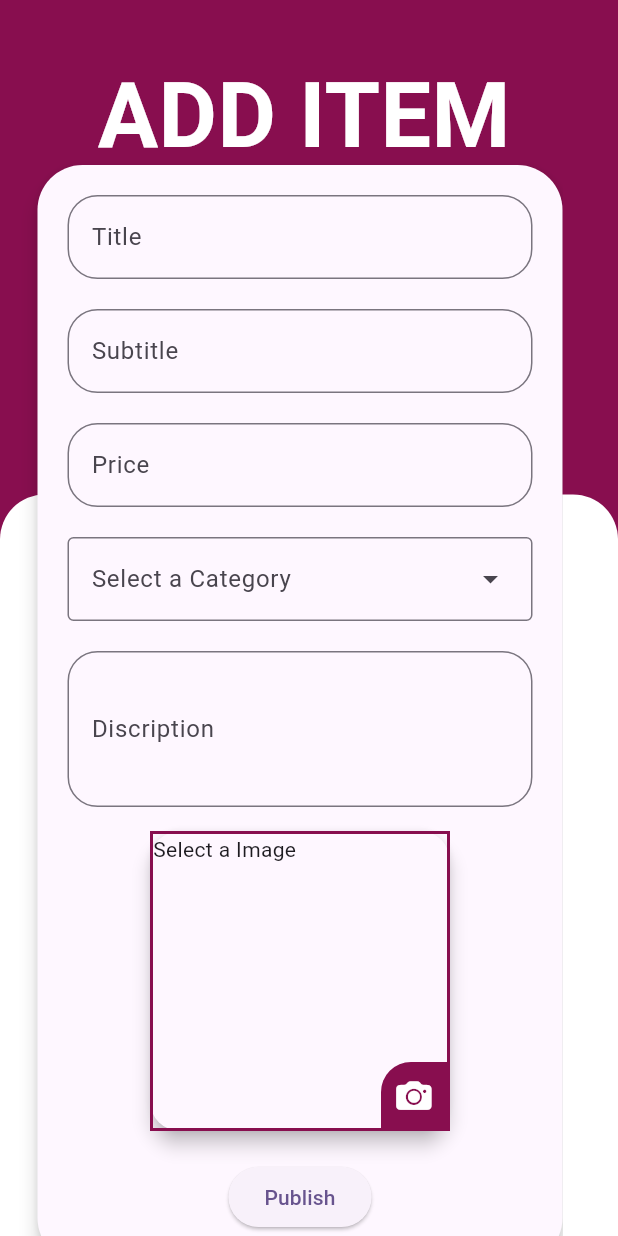
After one commit to nhnahid138/Food_Delivery_App, a Flutter app: the admin screen opened directly, on a phone screen of 412 x 824 dp. The commit adds this screen. Run offline on Flutter 3.47's test engine with Material 3 defaults, Android fonts, the phone set to English and light mode, and no system bars; our stand-ins replace cloud_firestore, curved_navigation_bar, firebase_auth, firebase_core, firebase_storage, image_picker; accounts and stored records are empty.

Commit message:
Add product upload module

```diff
--- /dev/null
+++ b/lib/pages/admin.dart
@@ -0,0 +1,371 @@
+import 'dart:convert';
+import 'dart:io';
+
+import 'package:cloud_firestore/cloud_firestore.dart';
+import 'package:firebase_auth/firebase_auth.dart';
+import 'package:firebase_core/firebase_core.dart';
+import 'package:flutter/cupertino.dart';
+import 'package:flutter/material.dart';
+import 'package:http/http.dart' as http;
+import 'package:image_picker/image_picker.dart';
+
+class admin extends StatefulWidget {
+  const admin({super.key});
+
+  @override
+  State<admin> createState() => _adminState();
+}
+
+class _adminState extends State<admin> {
+
+  TextEditingController title = TextEditingController();
+  TextEditingController subtitle = TextEditingController();
+  TextEditingController price = TextEditingController();
+  TextEditingController discription = TextEditingController();
+  String? category;
+  String? image;
+  File? previewImg;
+  bool imageloading=false;
+  bool done=false;
+
+  final FirebaseFirestore _firestore = FirebaseFirestore.instance;
+
+  Future<void> uploadImg() async {
+
+    try {
+      setState(() {
+        imageloading=true;
+      });
+      final ImagePicker picker = ImagePicker();
+      final XFile? pickedImage = await picker.pickImage(source: ImageSource.gallery);
+
+      if (pickedImage == null) {
+        print('No image selected');
+        return;
+      }
+
+      File imageFile = File(pickedImage.path);
+      previewImg = imageFile;
+
+
+      const cloudName = 'dmpyzazve';
+      const uploadPreset = 'unsigned_upload';
+
+      final url = Uri.parse('https://api.cloudinary.com/v1_1/$cloudName/image/upload');
+
+      final request = http.MultipartRequest('POST', url)
+        ..fields['upload_preset'] = uploadPreset
+        ..files.add(await http.MultipartFile.fromPath('file', imageFile.path));
+
+      final response = await request.send();
+      final resBody = await response.stream.bytesToString();
+
+      if (response.statusCode == 200) {
+        final data = jsonDecode(resBody);
+        setState(() {
+          image = data['secure_url'];
+
+        });
+
+
+      } else {
+        print(' Upload failed: ${response.statusCode}');
+        print(resBody);
+      }
+    } catch (e) {
+      print(' Error uploading: $e');
+    }finally{
+      setState(() {
+        imageloading=false;
+      });
+    }
+  }
+
+  Future<void> addItem()async{
+
+    DocumentSnapshot product= await FirebaseFirestore.instance.collection('admin').doc('product').get();
+    var data = product.data() as Map<String, dynamic>? ?? <String, dynamic>{};
+    int id=data['pid']??0;
+    String productId='#pid${id+1}';
+    try{
+      await FirebaseFirestore.instance.collection('admin').doc('product')
+          .collection('productCollection').doc(productId).set({
+        'title': title.text,
+        'subtitle': subtitle.text,
+        'price': price.text,
+        'image': image,
+        'category': category,
+        'discription': discription.text,
+        'productId': productId,
+
+
+
+      });
+
+      await FirebaseFirestore.instance.collection('admin').doc('product').update({
+        'pid': id+1,
+      });
+
+
+    }catch(e){
+      ScaffoldMessenger.of(context).showSnackBar(
+        SnackBar(
+          content: Text('Error adding document: $e'),
+          duration: Duration(seconds: 2),
+        ),
+      );
+
+    }finally{
+      setState(() {
+        done=true;
+
+      });
+    }
+
+
+
+
+
+  }
+
+
+
+
+  Future<void> addFirestore() async {
+    try {
+      await _firestore.collection('admin').doc('product').update({
+        'item': FieldValue.arrayUnion([
+          {
+            'title': title.text,
+            'subtitle': subtitle.text,
+            'price': price.text,
+            'image': image,
+            'category': category,
+            'discription': discription.text,
+          }
+        ]),
+      });
+    } catch (e) {
+      print('Error adding document: $e');
+    }
+  }
+
+
+
+
+
+
+
+
+
+  @override
+  Widget build(BuildContext context) {
+    return Scaffold(
+
+      body:Stack(
+        children: [
+          Container(
+            child: Container(
+              margin: EdgeInsets.only(top: 35,left: 65),
+                child: Text('ADD ITEM',style: TextStyle(
+                  color: Colors.white,
+                  fontSize: 60,
+                  fontWeight: FontWeight.bold,
+                ),)),
+            alignment: Alignment.topLeft,
+          color: Colors.pink[900],
+          height: MediaQuery.of(context).size.height/2,
+        ),
+          Container(
+            margin: EdgeInsets.only(top: MediaQuery.of(context).size.height/2.5,),
+            alignment: Alignment.bottomCenter,
+
+            decoration: BoxDecoration(
+              color: Colors.white,
+              borderRadius: BorderRadius.only(topLeft: Radius.circular(30),topRight: Radius.circular(30)),
+
+            ),
+          ),
+
+
+          SingleChildScrollView(
+            child: Container(
+              margin: EdgeInsets.only(top: 110,left: 25),
+              child: Material(
+                elevation: 5,
+                borderRadius: BorderRadius.circular(30),
+                child: Container(
+                  //color: Colors.amberAccent,
+                  alignment: Alignment.center,
+
+                  //height: 550,
+                  width: 350,
+                  child: Padding(
+                    padding: const EdgeInsets.all(20.0),
+                    child: Column(
+                      mainAxisSize: MainAxisSize.min,
+                      mainAxisAlignment: MainAxisAlignment.center,
+                      children: [
+                        TextField(
+                          controller: title,
+                          decoration: InputDecoration(
+                            border: OutlineInputBorder(
+                              borderRadius: BorderRadius.circular(20),
+                            ),
+                            //hintText: "Title",
+                            label: Text("Title"),
+                          ),
+                        ),
+                        SizedBox(height: 20,),
+                        TextField(
+                          controller: subtitle,
+                          decoration: InputDecoration(
+                            border: OutlineInputBorder(
+                              borderRadius: BorderRadius.circular(20),),
+                            label: Text("Subtitle"),
+                          ),
+
+                        ),
+                        SizedBox(height: 20,),
+                        TextField(
+                          controller: price,
+                          decoration: InputDecoration(
+                            border: OutlineInputBorder(
+                              borderRadius: BorderRadius.circular(20),),
+                            label: Text("Price"),
+                          ),
+                        ),
+                        SizedBox(height: 20,),
+                        DropdownMenu(
+                          onSelected: (value){
+                            setState(() {
+                              category=value;
+
+                            });
+                          },
+                          label: Text("Select a Category"),
+                            width: 400,
+
+
+                            dropdownMenuEntries:<DropdownMenuEntry<String>> [
+                          DropdownMenuEntry<String>(
+                              value: 'icecream',
+                              label: 'Ice-Cream'),
+
+                          DropdownMenuEntry<String>(value: 'salad', label: 'Salad'),
+                          DropdownMenuEntry<String>(value: 'burger', label: 'Burger'),
+                              DropdownMenuEntry<String>(value: 'pizza', label: 'pizza'),
+                        ]),
+                        SizedBox(height: 20,),
+                        Container(
+                          height: 120,
+                          child: TextField(
+                            controller: discription,
+                            minLines: 3,
+                            maxLines: 5,
+                            decoration: InputDecoration(
+
+                              border: OutlineInputBorder(
+                                borderRadius: BorderRadius.circular(20),),
+                              label: Text("Discription"),
+                            ),
+                          ),
+                        ),
+                        Material(
+                          borderRadius: BorderRadius.circular(20),
+                          elevation: 5,
+                          child: Container(
+                            child: Stack(
+                              children: [
+                               imageloading?Center(child: CircularProgressIndicator()): image!=null?
+                                Image.network(image!,height: 200,
+                                  width: 200,fit: BoxFit.cover,
+                                ):Text("Select a Image"),
+                                Container(
+                                  alignment: Alignment.bottomRight,
+                                  child: GestureDetector(
+                                    onTap: (){
+                                      setState(()async {
+                                        setState(() {
+                                          imageloading=true;
+                                        });
+                                        await uploadImg();
+
+                                      });
+
+                                    },
+                                    child: Container(
+                                      decoration: BoxDecoration(
+                                          color: Colors.pink[900],
+                                        borderRadius: BorderRadius.only(topLeft: Radius.circular(20))
+                                      ),
+
+                                        child: Padding(
+                                          padding: const EdgeInsets.all(10.0),
+                                          child: Icon(CupertinoIcons.camera_fill,color: Colors.white,),
+                                        )),
+                                  ),
+                                ),
+                              ],
+                            )
+                          ,
+                            height: 200,
+                            width: 200,
+                            decoration: BoxDecoration(
+                              border: Border.all(
+                                color: Colors.pink[900]!,
+                                width: 2,
+                              ),
+                              //borderRadius: BorderRadius.circular(20),
+                            ),
+                          ),
+                        ),
+                        SizedBox(height: 20,),
+                        ElevatedButton(onPressed: () async {
+                          if(title.text.isEmpty||
+                              subtitle.text.isEmpty||
+                              price.text.isEmpty||
+                              category==null||
+                              image==null
+                          ){
+                            ScaffoldMessenger.of(context).showSnackBar(
+                              SnackBar(
+                                content: Text('Please fill all the fields'),
+                                duration: Duration(seconds: 2),
+                              ),
+                            );
+                            return;
+                          }else{
+
+                           await addItem();
+
+
+                          //await addFirestore();
+                         title.clear();
+                         subtitle.clear();
+                         price.clear();
+                          discription.clear();
+                          setState(() {
+                            image=null;
+                          });
+                          ScaffoldMessenger.of(context).showSnackBar(
+                            SnackBar(
+                              content: Text('Item Added'),
+                              duration: Duration(seconds: 2),
+                            ),
+                          );
+                           }
+
+                        }, child: Text("Publish")),
+                      ],
+                    ),
+                  ),
+                ),
+              ),
+            ),
+          ),]
+      ),
+
+    );
+  }
+}
--- a/lib/pages/user_cart.dart
+++ b/lib/pages/user_cart.dart
@@ -277,9 +277,6 @@ class _user_cartState extends State<user_cart> {
                         List cartItems = data['cart'] ?? [];
                         // fetch product prices synchronously is not possible here, so show placeholder and compute again below
                       }
-
-                      // Better: compute subtotal by refetching product docs synchronously here as well (simple approach):
-                      // Note: For simplicity and to avoid nested async in the bottom area here, we'll display amounts using a FutureBuilder
                       return FutureBuilder<int>(
                         future: _computeSubtotalForCurrentUser(),
                         builder: (context, snap) {
```
Also changed, not shown: lib/pages/home.dart (+2 -29 lines), lib/pages/user_order.dart (+1 -34 lines), 1 other file.
